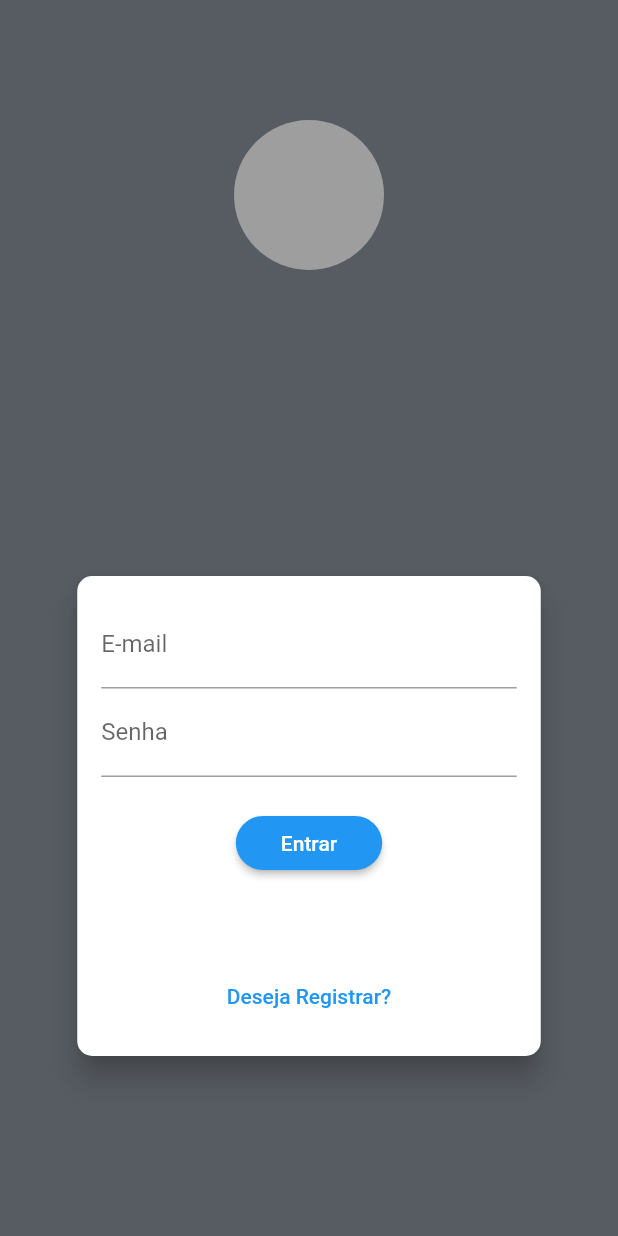
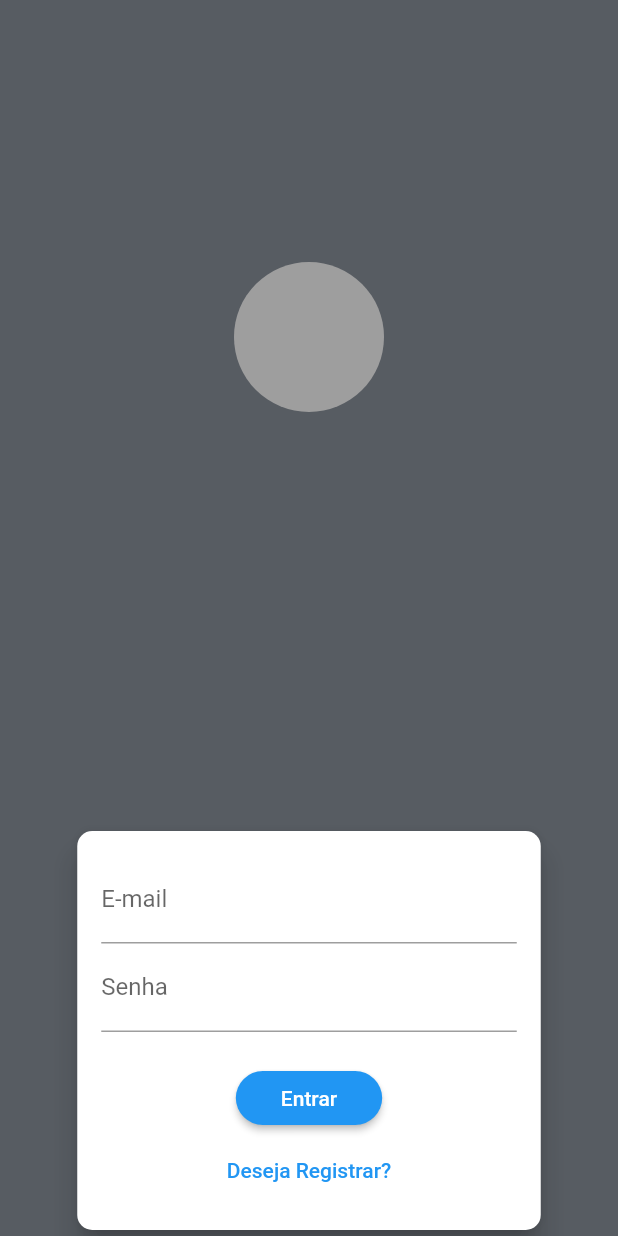
Before and after one commit to Andreibono/tcc_front, a Flutter app: the screen it shows after launch, on a phone screen of 412 x 824 dp. Run offline on Flutter 3.47's test engine with Material 2 defaults, Android fonts, the phone set to English and light mode, and no system bars.

Commit message:
melhora na pagina de login

```diff
--- a/lib/components/auth_form.dart
+++ b/lib/components/auth_form.dart
@@ -112,7 +112,6 @@ class _AuthFormState extends State<AuthForm> {
         shape: RoundedRectangleBorder(borderRadius: BorderRadius.circular(10)),
         child: Container(
           padding: const EdgeInsets.all(16),
-          height: _isLogin() ? 320 : 430,
           width: deviceSize.width * 0.75,
           child: Form(
               key: _formKey,
@@ -181,7 +180,6 @@ class _AuthFormState extends State<AuthForm> {
                           padding: const EdgeInsets.symmetric(
                               horizontal: 30, vertical: 8)),
                     ),
-                  Spacer(),
                   TextButton(
                       onPressed: _switchAuthMode,
                       child: Text(_isLogin()
--- a/lib/screens/login_screen.dart
+++ b/lib/screens/login_screen.dart
@@ -7,22 +7,43 @@ class LoginScreen extends StatelessWidget {
   Widget build(BuildContext context) {
     return Scaffold(
       body: Container(
-      child: ListView(children: [
-        Column(children: [
+        child: Row(
+          mainAxisAlignment: MainAxisAlignment.center,
+          children: [
+            Column(
+              children: [
+                Expanded(
+                  flex: 1,
+                  child: Container(
+                    child: Column (
+                      mainAxisAlignment: MainAxisAlignment.end,
+                      children: [
                         Container(
                           width: 100,
                           height: 100,
-            margin: EdgeInsets.fromLTRB(0, 80, 0, 200),
-            decoration: BoxDecoration(
-                borderRadius: BorderRadius.circular(100), color: Colors.grey),
+                          decoration:
+                          BoxDecoration(borderRadius: BorderRadius.circular(50), color: Colors.grey),
+                        )
+                      ],
                     ),
-          Column(
+                  ),
+                ),
+                Expanded(
+                  flex: 2,
+                  child: Container(
+                    child: Column (
+                      mainAxisAlignment: MainAxisAlignment.end,
                       children: [
-              AuthForm(),
+                        AuthForm()
                       ],
+                    ),
+                  ),
                 )
-        ]),
-      ]),
-    ));
+              ],
+            ),
+          ],
+        ),
+      )
+    );
   }
 }
```
Lines whose indentation alone changed are shown as unchanged.
